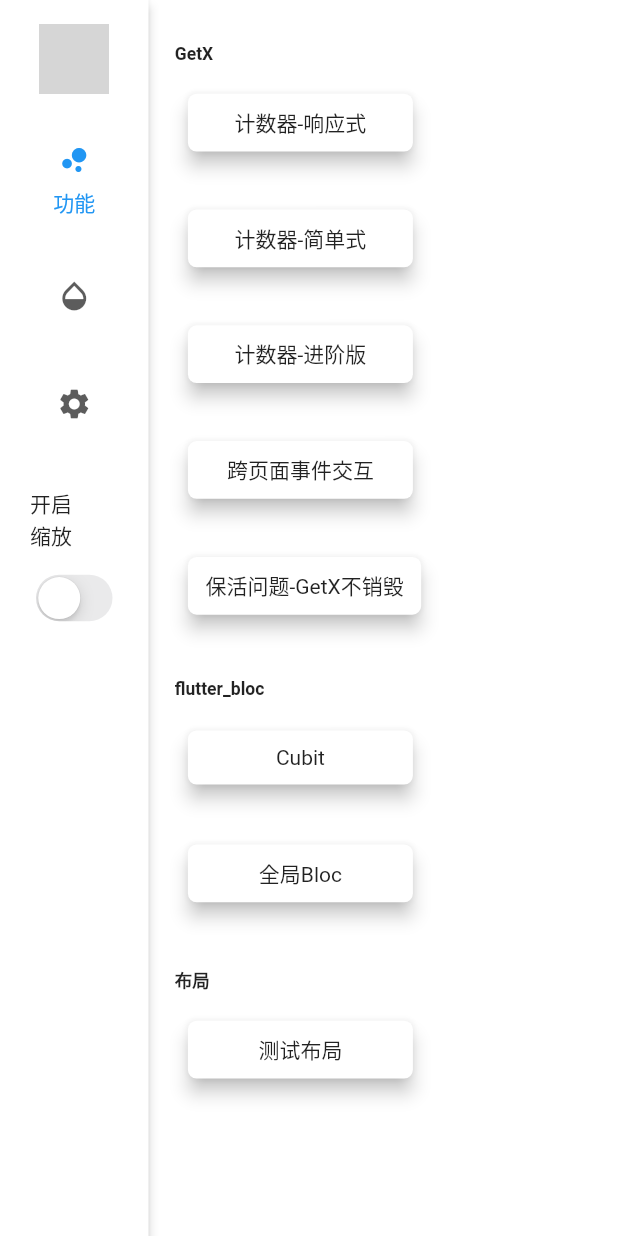
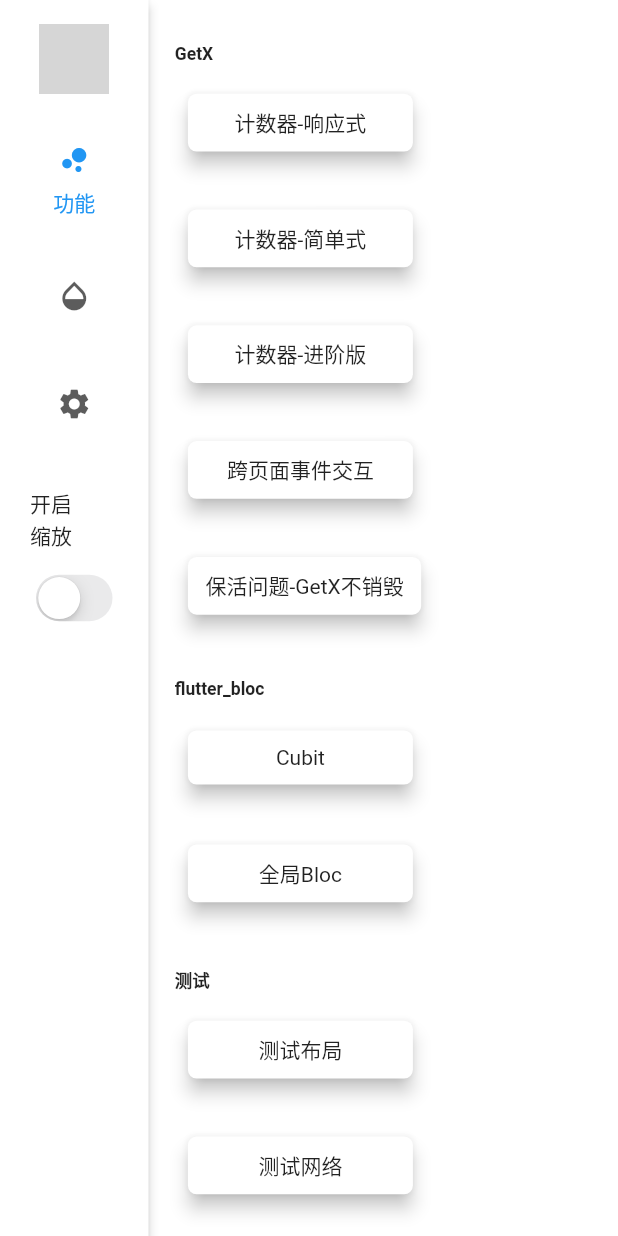
Before and after one commit to xdd666t/flutter_use, a Flutter app: the screen it shows after launch, swiped to page 2, on a phone screen of 412 x 824 dp. Run offline on Flutter 3.47's test engine with Material 2 defaults, Android fonts, the phone set to English and light mode, and no system bars; drawn by our look-alikes of flutter_smart_dialog; our stand-ins replace bloc, dio, flutter_bloc, flutter_screenutil, flutter_swiper, get and 3 more; missing offline and left inert: flutter_picker, flutter_toolkit_easy, focus_widget, window_size; network calls fail; grey boxes are pictures that could not be loaded.

Commit message:
处理Http请求超时问题

```diff
--- a/lib/module/example/logic.dart
+++ b/lib/module/example/logic.dart
@@ -33,8 +33,9 @@
         Get.toNamed(RouteConfig.spanOne);
         break;
       case 'testLayout':
-        // Get.toNamed(RouteConfig.testLayout);
-        // SmartDialog.instance.show();
+        Get.toNamed(RouteConfig.testLayout);
+        break;
+      case 'testNet':
         testHttp();
         break;
     }
--- a/lib/module/example/state.dart
+++ b/lib/module/example/state.dart
@@ -27,11 +27,12 @@
         ],
       ),
 
-      //布局
+      //测试
       TreeTwiceInfo(
-        title: '布局',
+        title: '测试',
         btnInfo: [
           BtnInfo(title: '测试布局', tag: 'testLayout'),
+          BtnInfo(title: '测试网络', tag: 'testNet'),
         ],
       ),
     ];
```
Also changed, not shown: lib/http/http.dart (+10 -7 lines).
